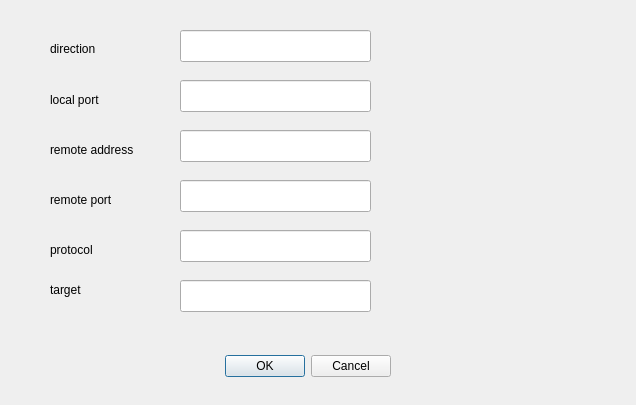
Sunplace/biyesheji-myPF, file gui/addrule.ui: the form before one commit.
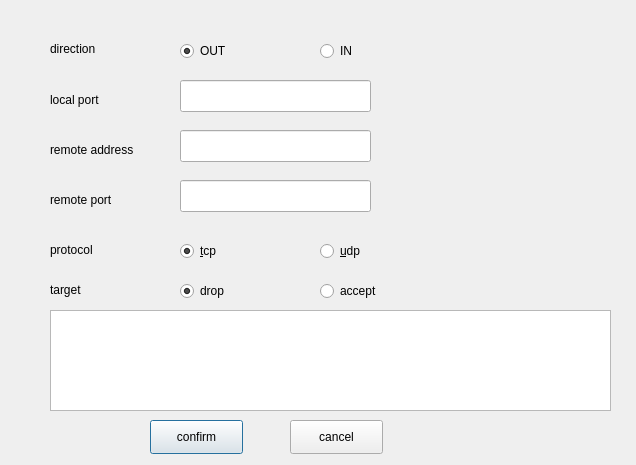
The form after the commit.

```diff
--- a/gui/addrule.ui
+++ b/gui/addrule.ui
@@ -7,28 +7,12 @@
     <x>0</x>
     <y>0</y>
     <width>636</width>
-    <height>405</height>
+    <height>465</height>
    </rect>
   </property>
   <property name="windowTitle">
    <string>Dialog</string>
   </property>
-  <widget class="QDialogButtonBox" name="buttonBox">
-   <property name="geometry">
-    <rect>
-     <x>50</x>
-     <y>350</y>
-     <width>341</width>
-     <height>32</height>
-    </rect>
-   </property>
-   <property name="orientation">
-    <enum>Qt::Horizontal</enum>
-   </property>
-   <property name="standardButtons">
-    <set>QDialogButtonBox::Cancel|QDialogButtonBox::Ok</set>
-   </property>
-  </widget>
   <widget class="QLabel" name="label_direction">
    <property name="geometry">
     <rect>
@@ -107,16 +91,6 @@
     <string>target</string>
    </property>
   </widget>
-  <widget class="QLineEdit" name="direction">
-   <property name="geometry">
-    <rect>
-     <x>180</x>
-     <y>30</y>
-     <width>191</width>
-     <height>32</height>
-    </rect>
-   </property>
-  </widget>
   <widget class="QLineEdit" name="lport">
    <property name="geometry">
     <rect>
@@ -147,24 +121,166 @@
     </rect>
    </property>
   </widget>
-  <widget class="QLineEdit" name="protocol">
+  <widget class="QPushButton" name="pushButton_confirm">
    <property name="geometry">
     <rect>
-     <x>180</x>
-     <y>230</y>
-     <width>191</width>
-     <height>32</height>
+     <x>150</x>
+     <y>420</y>
+     <width>93</width>
+     <height>34</height>
     </rect>
    </property>
+   <property name="text">
+    <string>confirm</string>
+   </property>
   </widget>
-  <widget class="QLineEdit" name="target">
+  <widget class="QPushButton" name="pushButton_cancel">
    <property name="geometry">
     <rect>
-     <x>180</x>
-     <y>280</y>
-     <width>191</width>
-     <height>32</height>
+     <x>290</x>
+     <y>420</y>
+     <width>93</width>
+     <height>34</height>
     </rect>
+   </property>
+   <property name="text">
+    <string>cancel</string>
+   </property>
+  </widget>
+  <widget class="QWidget" name="widget_direction" native="true">
+   <property name="geometry">
+    <rect>
+     <x>160</x>
+     <y>10</y>
+     <width>421</width>
+     <height>61</height>
+    </rect>
+   </property>
+   <widget class="QRadioButton" name="direction_in">
+    <property name="geometry">
+     <rect>
+      <x>160</x>
+      <y>30</y>
+      <width>112</width>
+      <height>22</height>
+     </rect>
+    </property>
+    <property name="text">
+     <string>IN</string>
+    </property>
+   </widget>
+   <widget class="QRadioButton" name="direction_out">
+    <property name="geometry">
+     <rect>
+      <x>20</x>
+      <y>30</y>
+      <width>112</width>
+      <height>22</height>
+     </rect>
+    </property>
+    <property name="text">
+     <string>OUT</string>
+    </property>
+    <property name="checked">
+     <bool>true</bool>
+    </property>
+   </widget>
+   <zorder>direction_in</zorder>
+   <zorder>direction_in</zorder>
+   <zorder>direction_out</zorder>
+  </widget>
+  <widget class="QWidget" name="widget_protocol" native="true">
+   <property name="geometry">
+    <rect>
+     <x>160</x>
+     <y>210</y>
+     <width>291</width>
+     <height>51</height>
+    </rect>
+   </property>
+   <widget class="QRadioButton" name="protocol_tcp">
+    <property name="geometry">
+     <rect>
+      <x>20</x>
+      <y>30</y>
+      <width>112</width>
+      <height>22</height>
+     </rect>
+    </property>
+    <property name="text">
+     <string>&amp;tcp</string>
+    </property>
+    <property name="checked">
+     <bool>true</bool>
+    </property>
+   </widget>
+   <widget class="QRadioButton" name="protocol_udp">
+    <property name="geometry">
+     <rect>
+      <x>160</x>
+      <y>30</y>
+      <width>112</width>
+      <height>22</height>
+     </rect>
+    </property>
+    <property name="text">
+     <string>&amp;udp</string>
+    </property>
+   </widget>
+  </widget>
+  <widget class="QWidget" name="widget_target" native="true">
+   <property name="geometry">
+    <rect>
+     <x>160</x>
+     <y>270</y>
+     <width>291</width>
+     <height>51</height>
+    </rect>
+   </property>
+   <widget class="QRadioButton" name="target_drop">
+    <property name="geometry">
+     <rect>
+      <x>20</x>
+      <y>10</y>
+      <width>112</width>
+      <height>22</height>
+     </rect>
+    </property>
+    <property name="text">
+     <string>drop</string>
+    </property>
+    <property name="checked">
+     <bool>true</bool>
+    </property>
+   </widget>
+   <widget class="QRadioButton" name="target_accept">
+    <property name="geometry">
+     <rect>
+      <x>160</x>
+      <y>10</y>
+      <width>112</width>
+      <height>22</height>
+     </rect>
+    </property>
+    <property name="text">
+     <string>accept</string>
+    </property>
+   </widget>
+  </widget>
+  <widget class="QPlainTextEdit" name="plainTextEdit">
+   <property name="geometry">
+    <rect>
+     <x>50</x>
+     <y>310</y>
+     <width>561</width>
+     <height>101</height>
+    </rect>
+   </property>
+   <property name="readOnly">
+    <bool>true</bool>
+   </property>
+   <property name="overwriteMode">
+    <bool>false</bool>
    </property>
   </widget>
  </widget>
```
Left out of the diff: 35 changed lines with no effect on the pictures.
